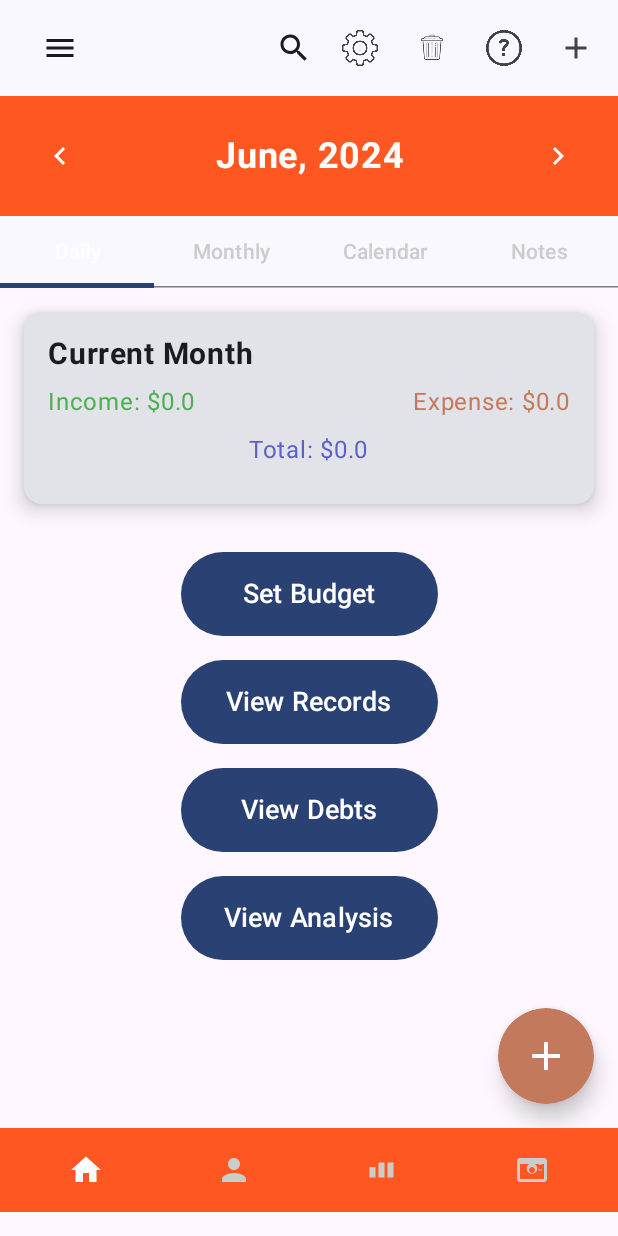
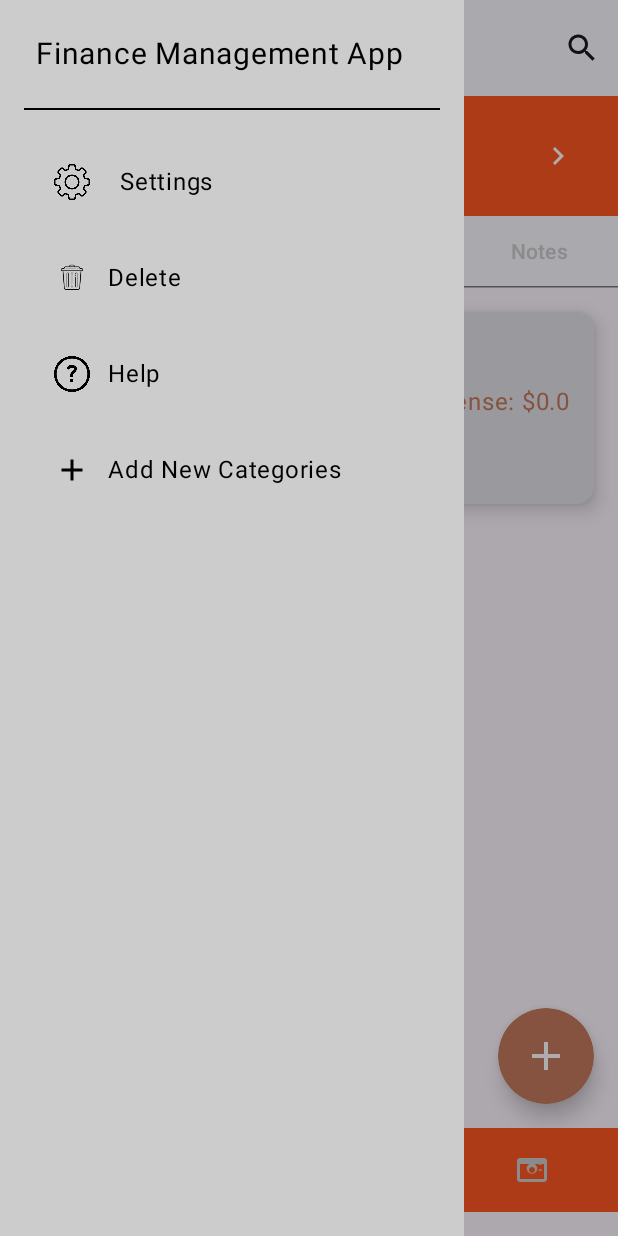
Before and after one commit to SunkaraboinaPraveenKumar/Expense_Tracker, an Android app built with Jetpack Compose: the screen it shows after launch (MainActivity), after a tap on "Menu", on a phone screen of 412 x 824 dp. Run offline under Robolectric (Android 15) with nearby library versions, the phone set to English and light mode, and no system bars.

Commit message:
Changed and added some functionalities

```diff
--- a/app/src/main/java/com/firstapp/expense_tracker/ExpenseTrackerScreen.kt
+++ b/app/src/main/java/com/firstapp/expense_tracker/ExpenseTrackerScreen.kt
@@ -1,13 +1,16 @@
 package com.firstapp.expense_tracker
 
 import BottomNavBar
-import NavigationBar
+import SettingsMenu
 import android.os.Build
 import androidx.annotation.RequiresApi
 import androidx.compose.foundation.background
 import androidx.compose.foundation.layout.Arrangement
 import androidx.compose.foundation.layout.Box
 import androidx.compose.foundation.layout.Column
+import androidx.compose.foundation.layout.Row
+import androidx.compose.foundation.layout.Spacer
+import androidx.compose.foundation.layout.fillMaxHeight
 import androidx.compose.foundation.layout.fillMaxSize
 import androidx.compose.foundation.layout.fillMaxWidth
 import androidx.compose.foundation.layout.height
@@ -15,15 +18,20 @@ import androidx.compose.foundation.layout.padding
 import androidx.compose.foundation.layout.size
 import androidx.compose.foundation.shape.CircleShape
 import androidx.compose.material3.Button
+import androidx.compose.material3.DrawerValue
+import androidx.compose.material3.ExperimentalMaterial3Api
 import androidx.compose.material3.Icon
 import androidx.compose.material3.IconButton
+import androidx.compose.material3.ModalNavigationDrawer
 import androidx.compose.material3.Text
+import androidx.compose.material3.TopAppBar
+import androidx.compose.material3.rememberDrawerState
 import androidx.compose.runtime.Composable
 import androidx.compose.runtime.getValue
-import androidx.compose.runtime.mutableDoubleStateOf
 import androidx.compose.runtime.mutableIntStateOf
 import androidx.compose.runtime.mutableStateOf
 import androidx.compose.runtime.remember
+import androidx.compose.runtime.rememberCoroutineScope
 import androidx.compose.runtime.setValue
 import androidx.compose.ui.Alignment
 import androidx.compose.ui.Modifier
@@ -32,9 +40,11 @@ import androidx.compose.ui.graphics.Color
 import androidx.compose.ui.res.painterResource
 import androidx.compose.ui.unit.dp
 import androidx.compose.ui.unit.sp
-import java.time.LocalDate
+import kotlinx.coroutines.launch
 import java.time.YearMonth
 import java.time.format.DateTimeFormatter
+
+@OptIn(ExperimentalMaterial3Api::class)
 @RequiresApi(Build.VERSION_CODES.O)
 @Composable
 fun ExpenseTrackerScreen(
@@ -42,16 +52,20 @@ fun ExpenseTrackerScreen(
     expenseRecords: List<ExpenseRecord>,
     onViewRecordsClick: () -> Unit,
     onSetBudgetClick: () -> Unit,
-    onViewDebtsClick:()->Unit,
-    onViewAnalysisClick:()->Unit,
+    onViewDebtsClick: () -> Unit,
+    onViewAnalysisClick: () -> Unit,
+    onViewFilterClick: ()->Unit
 ) {
     var selectedTabIndex by remember { mutableIntStateOf(0) }
     var selectedBottomTabIndex by remember { mutableIntStateOf(0) }
     val tabs = listOf("Daily", "Monthly", "Calendar", "Notes")
-    var currentDate by remember { mutableStateOf(LocalDate.now()) }
-    var budget by remember { mutableDoubleStateOf(5000.0) }
     var currentYearMonth by remember { mutableStateOf(YearMonth.now()) }
     val formatter = DateTimeFormatter.ofPattern("MMM yyyy")
+
+    // Drawer state
+    var isDrawerOpen by remember { mutableStateOf(false) }
+    val drawerState = rememberDrawerState(initialValue = DrawerValue.Closed)
+    val coroutineScope = rememberCoroutineScope()
 
     // Calculate the income and expense for the current month
     val currentMonthIncome = expenseRecords.filter {
@@ -61,13 +75,63 @@ fun ExpenseTrackerScreen(
         !it.isIncome && YearMonth.from(it.dateTime) == currentYearMonth
     }.sumOf { it.amount }
 
+    ModalNavigationDrawer(
+        drawerState = drawerState,
+        drawerContent = {
+            Column(
+                modifier = Modifier
+                    .fillMaxHeight()
+                    .fillMaxWidth(0.75f) // 3/4 of the screen width
+                    .background(Color.LightGray) // Light shade background
+                    .padding(16.dp) // Padding for content
+            ) {
+                SettingsMenu(
+                    onSettingsClick = { /* Handle Settings Click */ },
+                    onDeleteResetClick = { /* Handle Delete/Reset Click */ },
+                    onHelpClick = { /* Handle Help Click */ },
+                    onAddNewCategoriesClick = { /* Handle Add New Categories Click */ }
+                )
+            }
+        },
+        gesturesEnabled = true
+    ) {
+        Box(modifier = Modifier.fillMaxSize()) {
             Column(modifier = Modifier.fillMaxSize()) {
-        NavigationBar(
-            onSettingsClick = { /* Handle Settings option click */ },
-            onDeleteResetClick = { /* Handle Delete and Reset option click */ },
-            onHelpClick = { /* Handle Help option click */ },
-            onAddNewCategoriesClick = { /* Handle Add New Categories option click */ }
+                TopAppBar(
+                    title = {
+                        Row(modifier = Modifier.fillMaxWidth()) {
+                            // Menu button
+                            IconButton(onClick = {
+                                coroutineScope.launch {
+                                    if (drawerState.isOpen) {
+                                        drawerState.close()
+                                    }
+                                    else {
+                                        drawerState.open()
+                                    }
+                                }
+                            }) {
+                                Icon(
+                                    painter = painterResource(id = R.drawable.ic_menu),
+                                    contentDescription = "Menu",
+                                    modifier = Modifier.size(24.dp)
                                 )
+                            }
+                            Spacer(modifier = Modifier.weight(1f))
+                            IconButton(onClick = onViewFilterClick) {
+                                Icon(
+                                    painter = painterResource(id = R.drawable.ic_search),
+                                    contentDescription = "Search",
+                                    modifier = Modifier.size(24.dp)
+                                )
+                            }
+                        }
+                    },
+                    actions = {
+                        // Add any other actions here
+                    }
+                )
+
                 Header(currentYearMonth, onPrevClick = {
                     currentYearMonth = currentYearMonth.minusMonths(1)
                 }) {
@@ -145,6 +209,7 @@ fun ExpenseTrackerScreen(
                         // Handle navigation here if needed
                     },
                 )
-
             }
         }
+    }
+}
--- a/app/src/main/java/com/firstapp/expense_tracker/MainActivity.kt
+++ b/app/src/main/java/com/firstapp/expense_tracker/MainActivity.kt
@@ -1,7 +1,6 @@
 package com.firstapp.expense_tracker
 import BudgetedCategoriesScreen
 import BudgetedCategory
-import DebtsScreen
 import android.os.Build
 import android.os.Bundle
 import androidx.activity.ComponentActivity
@@ -11,26 +10,29 @@ import androidx.compose.runtime.getValue
 import androidx.compose.runtime.mutableStateOf
 import androidx.compose.runtime.remember
 import androidx.compose.runtime.setValue
-import com.example.myapp.ui.screens.MyApp
+import com.example.financemanagementapp.DebtsScreen
+import com.example.financemanagementapp.SearchExpenseScreen
 import com.firstapp.expense_tracker.ui.theme.Expense_TrackerTheme
 
 class MainActivity : ComponentActivity() {
-    private val expenseRecords = mutableListOf<ExpenseRecord>()
+    private var expenseRecords = mutableListOf<ExpenseRecord>()
     private val budgetedCategories = mutableListOf<BudgetedCategory>()
-
     @RequiresApi(Build.VERSION_CODES.O)
     override fun onCreate(savedInstanceState: Bundle?) {
         super.onCreate(savedInstanceState)
         setContent {
             Expense_TrackerTheme {
                 var showAddExpenseScreen by remember { mutableStateOf(false) }
+                var showFilterScreen by remember { mutableStateOf(false) }
                 var showViewRecordsScreen by remember { mutableStateOf(false) }
                 var showSetBudgetScreen by remember { mutableStateOf(false) }
                 var showBudgetedCategoriesScreen by remember { mutableStateOf(false) }
                 var showDebtsScreen by remember { mutableStateOf(false) }
                 var showAnalysisScreen by remember { mutableStateOf(false) }
                // val navController = rememberNavController()
-
+                expenseRecords = expenseRecords.filter { record ->
+                    record.accountType.isNotEmpty() && record.category.isNotEmpty()
+                }.toMutableList()
                 when {
                     showSetBudgetScreen -> {
                         SetBudgetCard(
@@ -75,6 +77,9 @@ class MainActivity : ComponentActivity() {
                         MyApp(onBack = {showAnalysisScreen=false},
                             expenseRecords=expenseRecords)
                     }
+                    showFilterScreen->{
+                        SearchExpenseScreen(expenseRecords = expenseRecords,onBack={showFilterScreen=false})
+                    }
                     else -> {
                         ExpenseTrackerScreen(
                             onAddExpenseClick = { showAddExpenseScreen = true },
@@ -83,6 +88,7 @@ class MainActivity : ComponentActivity() {
                             onSetBudgetClick = { showSetBudgetScreen = true },
                             onViewDebtsClick = { showDebtsScreen = true }, // Ensure this is correct
                             onViewAnalysisClick = {showAnalysisScreen=true},
+                            onViewFilterClick = {showFilterScreen=true},
                         )
                     }
                 }
--- a/app/src/main/java/com/firstapp/expense_tracker/NavigationBar.kt
+++ b/app/src/main/java/com/firstapp/expense_tracker/NavigationBar.kt
@@ -1,66 +1,25 @@
+
+import androidx.compose.foundation.background
+import androidx.compose.foundation.clickable
+import androidx.compose.foundation.layout.Box
 import androidx.compose.foundation.layout.Row
 import androidx.compose.foundation.layout.Spacer
 import androidx.compose.foundation.layout.fillMaxWidth
+import androidx.compose.foundation.layout.height
+import androidx.compose.foundation.layout.padding
 import androidx.compose.foundation.layout.size
-import androidx.compose.material3.*
-import androidx.compose.runtime.*
+import androidx.compose.foundation.layout.width
+import androidx.compose.material3.ExperimentalMaterial3Api
+import androidx.compose.material3.Icon
+import androidx.compose.material3.IconButton
+import androidx.compose.material3.Text
+import androidx.compose.runtime.Composable
+import androidx.compose.ui.Alignment
 import androidx.compose.ui.Modifier
-import androidx.compose.ui.graphics.Color
 import androidx.compose.ui.res.painterResource
 import androidx.compose.ui.unit.dp
-import androidx.compose.ui.window.Popup
+import androidx.compose.ui.unit.sp
 import com.firstapp.expense_tracker.R
-
-@OptIn(ExperimentalMaterial3Api::class)
-@Composable
-fun NavigationBar(
-    onSettingsClick: () -> Unit,
-    onDeleteResetClick: () -> Unit,
-    onHelpClick: () -> Unit,
-    onAddNewCategoriesClick: () -> Unit
-) {
-    var isMenuVisible by remember { mutableStateOf(false) }
-    var isSearchVisible by remember { mutableStateOf(false) }
-
-    TopAppBar(
-        title = {
-            Row(modifier = Modifier.fillMaxWidth()) {
-                // Three vertical bars symbol to toggle menu visibility
-                IconButton(onClick = { isMenuVisible = !isMenuVisible }) {
-                    Icon(
-                        painter = painterResource(id = R.drawable.ic_menu),
-                        contentDescription = "Menu",
-                        modifier = Modifier.size(24.dp)
-                    )
-                }
-                Spacer(modifier = Modifier.weight(1f))
-                // Search icon to toggle search visibility
-                IconButton(onClick = { isSearchVisible = !isSearchVisible }) {
-                    Icon(
-                        painter = painterResource(id = R.drawable.ic_search),
-                        contentDescription = "Search",
-                        modifier = Modifier.size(24.dp)
-                    )
-                }
-            }
-        },
-        actions = {
-            if (isMenuVisible) {
-                // Show the menu if the menu icon is clicked
-                SettingsMenu(
-                    onSettingsClick = onSettingsClick,
-                    onDeleteResetClick = onDeleteResetClick,
-                    onHelpClick = onHelpClick,
-                    onAddNewCategoriesClick = onAddNewCategoriesClick
-                )
-            }
-            if (isSearchVisible) {
-                // Show the search popup if the search icon is clicked
-                SearchPopup(onClose = { isSearchVisible = false })
-            }
-        }
-    )
-}
 
 @OptIn(ExperimentalMaterial3Api::class)
 @Composable
@@ -70,6 +29,26 @@ fun SettingsMenu(
     onHelpClick: () -> Unit,
     onAddNewCategoriesClick: () -> Unit
 ) {
+    Row(
+        verticalAlignment = Alignment.CenterVertically,
+        modifier = Modifier.padding(8.dp)
+    ) {
+        Text(text = "Finance Management App",
+            fontSize = 20.sp,
+            modifier = Modifier.clickable {  }
+        )
+    }
+    Spacer(modifier = Modifier.padding(8.dp))
+    Box(modifier = Modifier
+        .fillMaxWidth()
+        .height(1.dp)
+        .background(color = androidx.compose.ui.graphics.Color.Black)
+    )
+    Spacer(modifier = Modifier.padding(8.dp))
+    Row(
+        verticalAlignment = Alignment.CenterVertically,
+        modifier = Modifier.padding(8.dp)
+    ) {
         IconButton(onClick = onSettingsClick) {
             Icon(
                 painter = painterResource(id = R.drawable.settings),
@@ -77,6 +56,14 @@ fun SettingsMenu(
                 modifier = Modifier.size(24.dp)
             )
         }
+        Spacer(modifier = Modifier.width(8.dp))
+        Text(text = "Settings",modifier = Modifier.clickable {  })
+    }
+
+    Row(
+        verticalAlignment = Alignment.CenterVertically,
+        modifier = Modifier.padding(8.dp)
+    ) {
         IconButton(onClick = onDeleteResetClick) {
             Icon(
                 painter = painterResource(id = R.drawable.delete),
@@ -84,6 +71,12 @@ fun SettingsMenu(
                 modifier = Modifier.size(24.dp)
             )
         }
+        Text(text = "Delete",modifier = Modifier.clickable {  })
+    }
+    Row(
+        verticalAlignment = Alignment.CenterVertically,
+        modifier = Modifier.padding(8.dp)
+    ){
         IconButton(onClick = onHelpClick) {
             Icon(
                 painter = painterResource(id = R.drawable.question),
@@ -91,6 +84,12 @@ fun SettingsMenu(
                 modifier = Modifier.size(24.dp)
             )
         }
+        Text(text = "Help",modifier = Modifier.clickable {  })
+    }
+    Row(
+        verticalAlignment = Alignment.CenterVertically,
+        modifier = Modifier.padding(8.dp)
+    ) {
         IconButton(onClick = onAddNewCategoriesClick) {
             Icon(
                 painter = painterResource(id = R.drawable.ic_add),
@@ -98,13 +97,6 @@ fun SettingsMenu(
                 modifier = Modifier.size(24.dp)
             )
         }
-}
-
-@OptIn(ExperimentalMaterial3Api::class)
-@Composable
-fun SearchPopup(onClose: () -> Unit) {
-    Popup(onDismissRequest = onClose) {
-        // Your search component goes here
-        Text("Search Component")
+        Text(text = "Add New Categories",modifier = Modifier.clickable {  })
     }
 }
```
Also changed, not shown: app/src/main/java/com/firstapp/expense_tracker/AnalysisScreen.kt (+43 -48 lines), app/src/main/java/com/firstapp/expense_tracker/CustomPieChart.kt (+59 -9 lines), app/src/main/java/com/firstapp/expense_tracker/DebtsCred.kt (+96 -16 lines), app/src/main/java/com/firstapp/expense_tracker/SearchFilter.kt (added, +111 -0 lines). Lines whose indentation alone changed are shown as unchanged.
